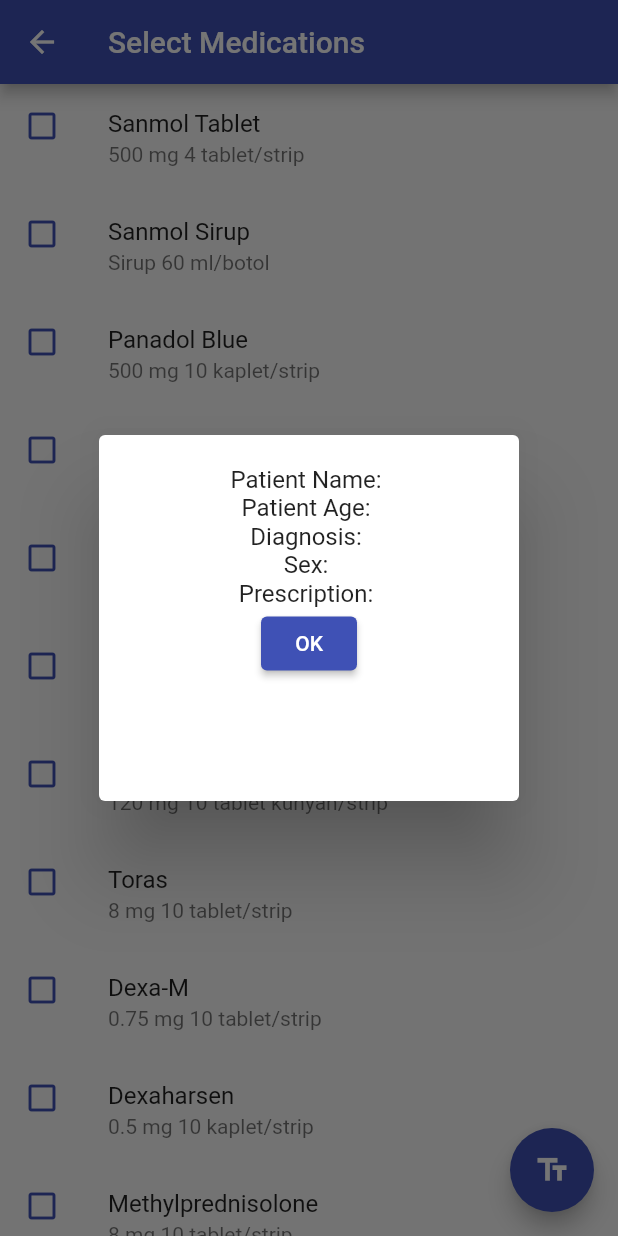
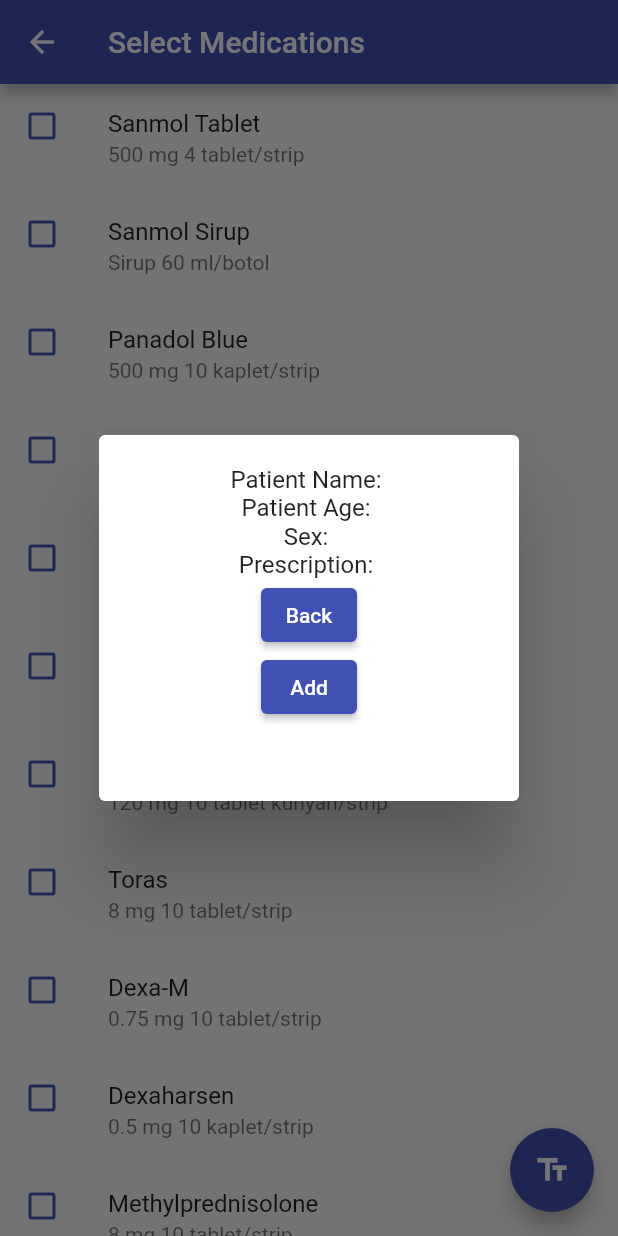
Before and after one commit to Nicholas-Sidharta12365/medstem-apk, a Flutter app: the MyMedicationPage screen opened directly with empty values, after a tap on the "text fields" icon, on a phone screen of 412 x 824 dp. Run offline on Flutter 3.47's test engine with Material 2 defaults, Android fonts, the phone set to English and light mode, and no system bars; our stand-ins replace flutter_speed_dial; missing offline and left inert: pbp_django_auth.

Commit message:
Apotek_form post try

```diff
--- a/lib/pages/apotek/apotek_form.dart
+++ b/lib/pages/apotek/apotek_form.dart
@@ -1,7 +1,11 @@
+import 'dart:convert';
+
 import 'package:flutter/material.dart';
 import 'package:flutter/services.dart';
 import 'package:medstem/pages/apotek/apotek.dart';
 import 'package:medstem/pages/apotek/meds_list.dart';
+import 'package:pbp_django_auth/pbp_django_auth.dart';
+import 'package:provider/provider.dart';
 import '../../main.dart';
 
 class MyFormPage extends StatefulWidget {
@@ -12,6 +16,8 @@
 }
 
 class _MyFormPageState extends State<MyFormPage> {
+  String patient_name = '';
+  String patient_age = '';
   String _jeniskelamin = "";
 
   TextEditingController nameController = TextEditingController();
@@ -47,6 +53,7 @@
 
   @override
   Widget build(BuildContext context) {
+    final request = context.watch<CookieRequest>();
     return Scaffold(
       appBar: AppBar(
         title: const Text('Form Add Prescription'),
@@ -64,6 +71,22 @@
                       labelText: "Patient Name",
                       border: OutlineInputBorder(
                           borderRadius: BorderRadius.circular(20.0))),
+                  onChanged: (String? value) {
+                    setState(() {
+                      patient_name = value!;
+                    });
+                  },
+                  // onSaved: (String? value) {
+                  //   setState(() {
+                  //     patient_name = value!;
+                  //   });
+                  // },
+                  // validator: (String? value) {
+                  //   if (value == null || value.isEmpty) {
+                  //     return "Patient name cannot be empty!";
+                  //   }
+                  //   return null;
+                  // },
                 ),
                 const Padding(padding: EdgeInsets.only(top: 20.0)),
                 TextField(
@@ -119,10 +142,10 @@
           Navigator.push(
             context,
             MaterialPageRoute(builder: (context) => MyMedicationPage(
-              name: nameController.text,
-              age: ageController.text,
-              diagnosis: diagnosisController.text,
-              sex: _jeniskelamin,
+              patient_name: nameController.text,
+              patient_age: ageController.text,
+              // : diagnosisController.text,
+              patient_gender: _jeniskelamin,
             )),
           );
         },
@@ -131,111 +154,16 @@
   }
 }
 
-// class MedicationPage extends StatelessWidget {
-//   const MedicationPage({super.key});
-//
-//   @override
-//   Widget build(BuildContext context) {
-//     return Scaffold(
-//       appBar: AppBar(
-//         title: const Text('Second Route'),
-//       ),
-//       body: Center(
-//         child: ElevatedButton(
-//           onPressed: () {
-//             Navigator.pop(context);
-//           },
-//           child: const Text('Go back!'),
-//         ),
-//       ),
-//     );
-//   }
-// }
-//
-// import 'package:flutter/material.dart';
-// import 'package:flutter_select_all_list/data.dart';
-//
-// class MyMedicationPage extends StatefulWidget {
-//   @override
-//   _MedicationPageState createState() => _MedicationPageState();
-// }
-//
-// class _MedicationPageState extends State<MyMedicationPage> {
-//   List<Map> staticData = MyMedicineData.data;
-//   Map<int, bool> selectedFlag = {};
-//   bool isSelectionMode = false;
-//
-//   @override
-//   Widget build(BuildContext context) {
-//     return Scaffold(
-//       appBar: AppBar(
-//         title: Text('Select Item'),
-//       ),
-//       body: ListView.builder(
-//         itemBuilder: (builder, index) {
-//           Map data = staticData[index];
-//           return ListTile(
-//             title: Text("${data['name']}"),
-//             subtitle: Text("${data['email']}"),
-//             leading: CircleAvatar(
-//               child: Text('${data['id']}'),
-//             ),
-//           );
-//         },
-//         itemCount: staticData.length,
-//       ),
-//     );
-//   }
-//   void onLongPress(bool isSelected, int index) {
-//     setState(() {
-//       selectedFlag[index] = !isSelected;
-//       // If there will be any true in the selectionFlag then
-//       // selection Mode will be true
-//       isSelectionMode = selectedFlag.containsValue(true);
-//     });
-//   }
-//
-//   Widget _buildSelectIcon(bool isSelected, Map data) {
-//     if (isSelectionMode) {
-//       return Icon(
-//         isSelected ? Icons.check_box : Icons.check_box_outline_blank,
-//         color: Theme.of(context).primaryColor,
-//       );
-//     } else {
-//       return CircleAvatar(
-//         child: Text('${data['id']}'),
-//       );
-//     }
-//   }
-//   void onTap(bool isSelected, int index) {
-//     if (isSelectionMode) {
-//       setState(() {
-//         selectedFlag[index] = !isSelected;
-//         isSelectionMode = selectedFlag.containsValue(true);
-//       });
-//     } else {
-//       // Open Detail Page
-//     }
-//   }
-// }
-//
-//
-//
-// import 'package:flutter/material.dart';
-// import 'package:flutter_select_all_list/data.dart';
-
 class MyMedicationPage extends StatefulWidget {
-  final String name;
-  final String age;
-  final String diagnosis;
-  final String sex;
+  final String patient_name;
+  final String patient_age;
+  final String patient_gender;
 
   const MyMedicationPage({
     super.key,
-    required this.name,
-    required this.age,
-    required this.diagnosis,
-    required this.sex,
+    required this.patient_name,
+    required this.patient_age,
+    required this.patient_gender,
   });
 
   @override
@@ -245,9 +173,15 @@
 class _MedicationPageState extends State<MyMedicationPage> {
   List<Map> staticData = MyMedicineData.data;
   Map<int, bool> selectedFlag = {};
+  String patient_name = '';
+  String patient_age = '';
+  String patient_gender = '';
+
+  final GlobalKey<FormState> _formKey = GlobalKey();
 
   @override
   Widget build(BuildContext context) {
+    final request = context.watch<CookieRequest>();
     return Scaffold(
       appBar: AppBar(
         title: Text('Select Medications'),
@@ -281,10 +215,10 @@
                     height: 200.0,
                     child: Column(
                       children: <Widget>[
-                        Text("Patient Name: ${widget.name}"),
-                        Text("Patient Age: ${widget.age}"),
-                        Text("Diagnosis: ${widget.diagnosis}"),
-                        Text("Sex: ${widget.sex}"),
+                        Text("Patient Name: ${widget.patient_name}"),
+                        Text("Patient Age: ${widget.patient_age}"),
+                        // Text("Diagnosis: ${widget.diagnosis}"),
+                        Text("Sex: ${widget.patient_gender}"),
                         Text("Prescription: "),
                         Column(
                           children: List.generate(staticData.length, (index) {
@@ -296,8 +230,60 @@
                           }),
                         ),
                         ElevatedButton(
-                            child: new Text("OK"),
-                            onPressed: () => Navigator.pop(context))
+                            child: new Text("Back"),
+                            onPressed: () => Navigator.pop(context)),
+                        ElevatedButton(
+                            child: new Text("Add"),
+                        onPressed: () async {
+                          if (_formKey.currentState!.validate()) {
+                          final response = await request.post(
+                            'https://medstem.up.railway.app/apotek/json/',
+                            jsonEncode(<String, String>{
+                              'patient_name': patient_name,
+                              'patient_age': patient_age,
+                              'patient_gender': patient_gender,
+                              // 'medicine': medicine,
+                            })
+                          );
+
+                            Navigator.push(
+                                context,
+                                MaterialPageRoute(
+                                    builder: (context) => const Apotek()));
+                            showDialog(
+                                context: context,
+                                builder: (context) {
+                                  return Dialog(
+                                    shape: RoundedRectangleBorder(
+                                      borderRadius: BorderRadius.circular(10),
+                                    ),
+                                    elevation: 15,
+                                    child: Container(
+                                      child: ListView(
+                                        padding: const EdgeInsets.only(top: 20, bottom: 20),
+                                        shrinkWrap: true,
+                                        children: <Widget>[
+                                          const SizedBox(height: 20),
+                                          // TODO: Munculkan informasi yang didapat dari form
+                                          const Text(
+                                            'Data berhasil ditambahkan',
+                                            textAlign: TextAlign.center,
+                                          ),
+                                          TextButton(
+                                            onPressed: () {
+                                              Navigator.pop(context);
+                                            },
+                                            child: const Text('Kembali'),
+                                          ),
+                                        ],
+                                      ),
+                                    ),
+                                  );
+                                }
+                            );
+                          }
+                        },
+                        ),
                       ],
                     )),
               );
@@ -322,29 +308,4 @@
       color: Theme.of(context).primaryColor,
     );
   }
-
-// Widget? _buildSelectAllButton() {
-//   bool isFalseAvailable = selectedFlag.containsValue(false);
-//   if (isSelectionMode) {
-//     return FloatingActionButton(
-//       onPressed: _selectAll,
-//       child: Icon(
-//         isFalseAvailable ? Icons.done_all : Icons.remove_done,
-//       ),
-//     );
-//   } else {
-//     return null;
-//   }
-// }
-//
-// void _selectAll() {
-//   bool isFalseAvailable = selectedFlag.containsValue(false);
-//   // If false will be available then it will select all the checkbox
-//   // If there will be no false then it will de-select all
-//   selectedFlag.updateAll((key, value) => isFalseAvailable);
-//   setState(() {
-//     isSelectionMode = selectedFlag.containsValue(true);
-//   });
-// }
-
 }
```
